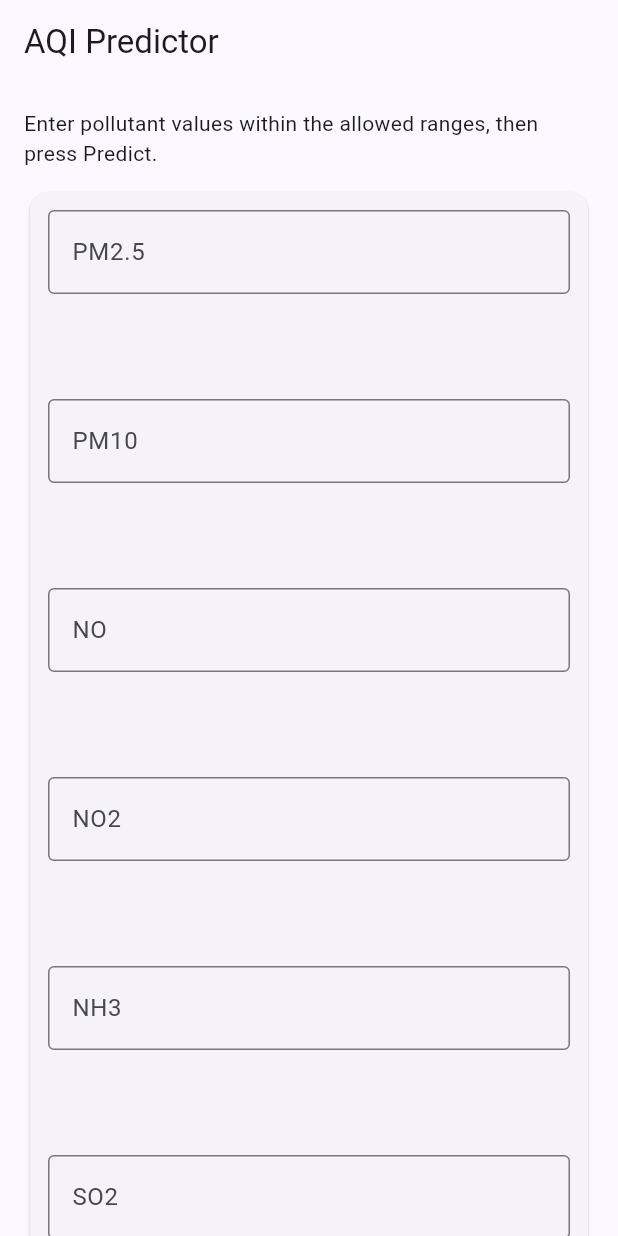
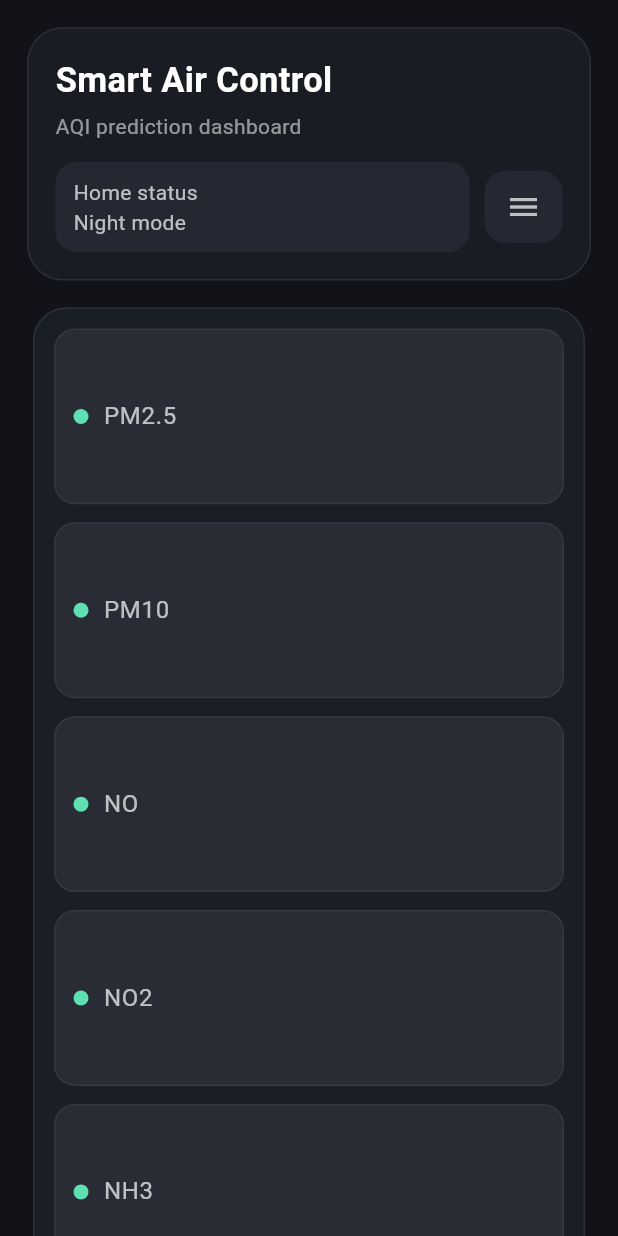
Before and after one commit to Orrie-Dan/linear_regression_model, a Flutter app: the screen it shows after launch, on a phone screen of 412 x 824 dp. Run offline on Flutter 3.47's test engine with Material 3 defaults, Android fonts, the phone set to English and light mode, and no system bars.

Commit message:
Final Version

```diff
--- a/summative/FlutterApp/lib/main.dart
+++ b/summative/FlutterApp/lib/main.dart
@@ -15,7 +15,13 @@ class MyApp extends StatelessWidget {
     return MaterialApp(
       title: 'AQI Predictor',
       theme: ThemeData(
-        colorScheme: ColorScheme.fromSeed(seedColor: Colors.indigo),
+        colorScheme: const ColorScheme.dark(
+          primary: Color(0xFF5EE0B2),
+          secondary: Color(0xFF8B94A7),
+          surface: Color(0xFF20222A),
+          error: Color(0xFFFF6B6B),
+        ),
+        scaffoldBackgroundColor: const Color(0xFF111318),
         useMaterial3: true,
       ),
       home: const PredictPage(),
@@ -48,7 +54,7 @@ class PredictPage extends StatefulWidget {
 
 class _PredictPageState extends State<PredictPage> {
   // Update these to match your deployed FastAPI service.
-  static const String baseUrl = 'http://127.0.0.1:8000';
+  static const String baseUrl = 'https://linear-regression-model-cmw6.onrender.com';
   static const String pathToPredict = '/predict';
 
   static const List<_FieldSpec> _specs = [
@@ -169,13 +175,40 @@ class _PredictPageState extends State<PredictPage> {
   }
 
   Widget _buildField(_FieldSpec spec) {
-    return TextFormField(
+    return Container(
+      padding: const EdgeInsets.symmetric(horizontal: 12, vertical: 10),
+      decoration: BoxDecoration(
+        color: const Color(0xFF292C34),
+        borderRadius: BorderRadius.circular(14),
+        border: Border.all(color: const Color(0xFF343843)),
+      ),
+      child: Row(
+        children: [
+          Container(
+            width: 10,
+            height: 10,
+            decoration: const BoxDecoration(
+              shape: BoxShape.circle,
+              color: Color(0xFF5EE0B2),
+            ),
+          ),
+          const SizedBox(width: 10),
+          Expanded(
+            child: TextFormField(
               controller: _controllers[spec.key],
               keyboardType: const TextInputType.numberWithOptions(decimal: true),
+              style: const TextStyle(color: Colors.white),
               decoration: InputDecoration(
                 labelText: spec.label,
                 hintText: spec.hint,
-        border: const OutlineInputBorder(),
+                labelStyle: const TextStyle(color: Colors.white70),
+                hintStyle: const TextStyle(color: Colors.white38),
+                isDense: true,
+                border: InputBorder.none,
+              ),
+            ),
+          ),
+        ],
       ),
     );
   }
@@ -183,24 +216,75 @@ class _PredictPageState extends State<PredictPage> {
   @override
   Widget build(BuildContext context) {
     return Scaffold(
-      appBar: AppBar(
-        title: const Text('AQI Predictor'),
-      ),
       body: SafeArea(
         child: SingleChildScrollView(
-          padding: const EdgeInsets.all(16),
+          padding: const EdgeInsets.all(18),
           child: Column(
             crossAxisAlignment: CrossAxisAlignment.stretch,
             children: [
+              Container(
+                padding: const EdgeInsets.all(18),
+                decoration: BoxDecoration(
+                  color: const Color(0xFF191C22),
+                  borderRadius: BorderRadius.circular(24),
+                  border: Border.all(color: const Color(0xFF2C2F38)),
+                ),
+                child: Column(
+                  crossAxisAlignment: CrossAxisAlignment.start,
+                  children: [
                     const Text(
-                'Enter pollutant values within the allowed ranges, then press Predict.',
-                style: TextStyle(fontSize: 14),
+                      'Smart Air Control',
+                      style: TextStyle(
+                        fontSize: 23,
+                        fontWeight: FontWeight.w700,
+                        color: Colors.white,
                       ),
-              const SizedBox(height: 12),
+                    ),
+                    const SizedBox(height: 4),
+                    const Text(
+                      'AQI prediction dashboard',
+                      style: TextStyle(color: Colors.white54),
+                    ),
+                    const SizedBox(height: 14),
+                    Row(
+                      children: [
+                        Expanded(
+                          child: Container(
+                            padding: const EdgeInsets.symmetric(horizontal: 12, vertical: 10),
+                            decoration: BoxDecoration(
+                              color: const Color(0xFF242832),
+                              borderRadius: BorderRadius.circular(14),
+                            ),
+                            child: const Text(
+                              'Home status\nNight mode',
+                              style: TextStyle(color: Colors.white70),
+                            ),
+                          ),
+                        ),
+                        const SizedBox(width: 10),
+                        Container(
+                          padding: const EdgeInsets.symmetric(horizontal: 14, vertical: 12),
+                          decoration: BoxDecoration(
+                            color: const Color(0xFF242832),
+                            borderRadius: BorderRadius.circular(14),
+                          ),
+                          child: const Icon(Icons.menu, color: Colors.white70),
+                        ),
+                      ],
+                    ),
+                  ],
+                ),
+              ),
+              const SizedBox(height: 14),
               Card(
-                elevation: 1,
+                elevation: 0,
+                color: const Color(0xFF1A1E25),
+                shape: RoundedRectangleBorder(
+                  borderRadius: BorderRadius.circular(22),
+                  side: const BorderSide(color: Color(0xFF2C2F38)),
+                ),
                 child: Padding(
-                  padding: const EdgeInsets.all(12),
+                  padding: const EdgeInsets.all(14),
                   child: LayoutBuilder(
                     builder: (context, constraints) {
                       final crossAxisCount = constraints.maxWidth >= 700 ? 2 : 1;
@@ -210,9 +294,9 @@ class _PredictPageState extends State<PredictPage> {
                         itemCount: _specs.length,
                         gridDelegate: SliverGridDelegateWithFixedCrossAxisCount(
                           crossAxisCount: crossAxisCount,
-                          mainAxisSpacing: 10,
-                          crossAxisSpacing: 10,
-                          childAspectRatio: 3,
+                          mainAxisSpacing: 12,
+                          crossAxisSpacing: 12,
+                          childAspectRatio: 2.9,
                         ),
                         itemBuilder: (context, index) => _buildField(_specs[index]),
                       );
@@ -220,10 +304,16 @@ class _PredictPageState extends State<PredictPage> {
                   ),
                 ),
               ),
-              const SizedBox(height: 14),
+              const SizedBox(height: 16),
               SizedBox(
-                height: 48,
+                height: 54,
                 child: FilledButton(
+                  style: FilledButton.styleFrom(
+                    backgroundColor: const Color(0xFF5EE0B2),
+                    foregroundColor: const Color(0xFF0F1618),
+                    shape: RoundedRectangleBorder(borderRadius: BorderRadius.circular(16)),
+                    textStyle: const TextStyle(fontWeight: FontWeight.w700, fontSize: 16),
+                  ),
                   onPressed: _isLoading ? null : _predict,
                   child: _isLoading
                       ? const SizedBox(
@@ -234,37 +324,50 @@ class _PredictPageState extends State<PredictPage> {
                       : const Text('Predict'),
                 ),
               ),
-              const SizedBox(height: 14),
+              const SizedBox(height: 16),
               Card(
-                elevation: 1,
-                color: _errorText == null ? Colors.white : Colors.red.shade50,
+                elevation: 0,
+                color: _errorText == null ? const Color(0xFF1A1E25) : const Color(0xFF342124),
+                shape: RoundedRectangleBorder(
+                  borderRadius: BorderRadius.circular(18),
+                  side: BorderSide(
+                    color: _errorText == null ? const Color(0xFF2C2F38) : const Color(0xFF5F3237),
+                  ),
+                ),
                 child: Padding(
-                  padding: const EdgeInsets.all(12),
+                  padding: const EdgeInsets.all(14),
                   child: _isLoading
-                      ? const Text('Calculating prediction...')
+                      ? const Text(
+                          'Calculating prediction...',
+                          style: TextStyle(color: Colors.white70),
+                        )
                       : _errorText != null
                           ? Text(
                               _errorText!,
                               style: TextStyle(
-                                color: Colors.red.shade900,
+                                color: Colors.red.shade200,
                                 fontWeight: FontWeight.w600,
                               ),
                             )
                           : _resultText != null
                               ? Text(
                                   _resultText!,
-                                  style: const TextStyle(fontWeight: FontWeight.w700, fontSize: 16),
+                                  style: const TextStyle(
+                                    fontWeight: FontWeight.w700,
+                                    fontSize: 18,
+                                    color: Color(0xFF5EE0B2),
+                                  ),
                                 )
                               : const Text(
                                   'Prediction result will appear here.',
-                                  style: TextStyle(color: Colors.black54),
+                                  style: TextStyle(color: Colors.white54),
                                 ),
                 ),
               ),
               const SizedBox(height: 8),
               Text(
                 'Endpoint: $baseUrl$pathToPredict',
-                style: TextStyle(color: Colors.black54, fontSize: 12),
+                style: const TextStyle(color: Colors.white38, fontSize: 12),
               ),
             ],
           ),
```
Also changed, not shown: summative/linear_regression/outputs/fig1_distribution.png, summative/linear_regression/outputs/fig2_correlation.png, summative/linear_regression/outputs/fig3_scatter_pollutants.png, summative/linear_regression/outputs/fig4_loss_curve.png, summative/linear_regression/outputs/fig5_before_after.png, summative/linear_regression/outputs/fig6_feature_importance.png, summative/linear_regression/outputs/fig7_model_comparison.png, 3 other files. Lines whose indentation alone changed are shown as unchanged.
